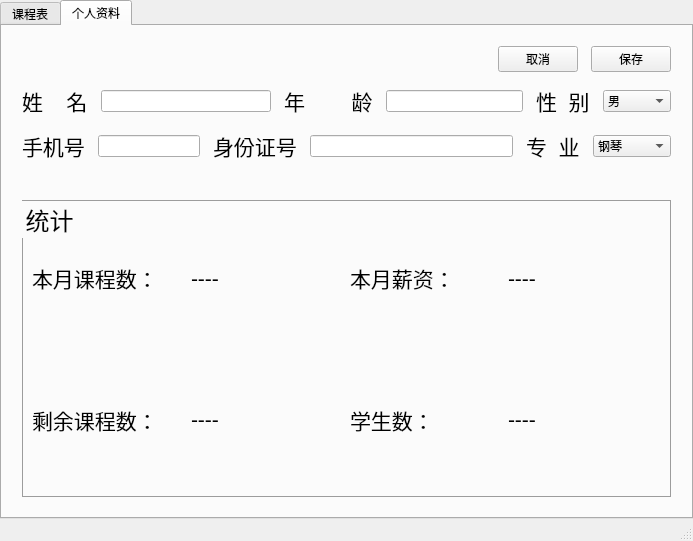
First picture: the form in teacher.ui, repository RodinYTY/PSMS, before the edit.
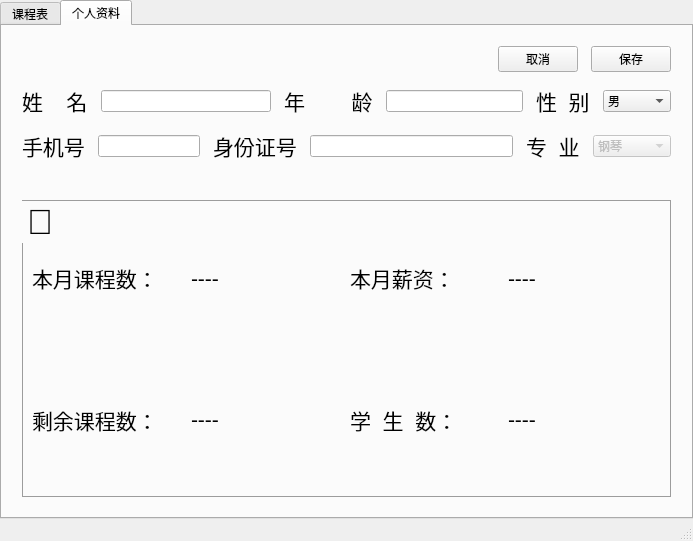
Second picture: the form after the edit. The open tabs and pages were chosen to show the change.

Commit message: 📈修正登录，学生端和老师端界面完成80%

Patch:
```diff
--- a/teacher.ui
+++ b/teacher.ui
@@ -291,6 +291,9 @@
             </item>
             <item>
              <widget class="QComboBox" name="major">
+              <property name="enabled">
+               <bool>false</bool>
+              </property>
               <item>
                <property name="text">
                 <string>钢琴</string>
@@ -347,7 +350,7 @@
            <widget class="QGroupBox" name="groupBox">
             <property name="font">
              <font>
-              <pointsize>18</pointsize>
+              <pointsize>26</pointsize>
              </font>
             </property>
             <property name="styleSheet">
@@ -357,7 +360,7 @@
             margin-top: 0.5ex;</string>
             </property>
             <property name="title">
-             <string>统计</string>
+             <string>📆</string>
             </property>
             <layout class="QVBoxLayout" name="verticalLayout_5">
              <item>
@@ -473,7 +476,7 @@
                   <string notr="true"> border-width: 0px;</string>
                  </property>
                  <property name="text">
-                  <string>学生数：</string>
+                  <string>学  生  数：</string>
                  </property>
                 </widget>
                </item>
```
Left out of the diff: 14 changed lines with no effect on the pictures. The commit also changes 10 other files.
